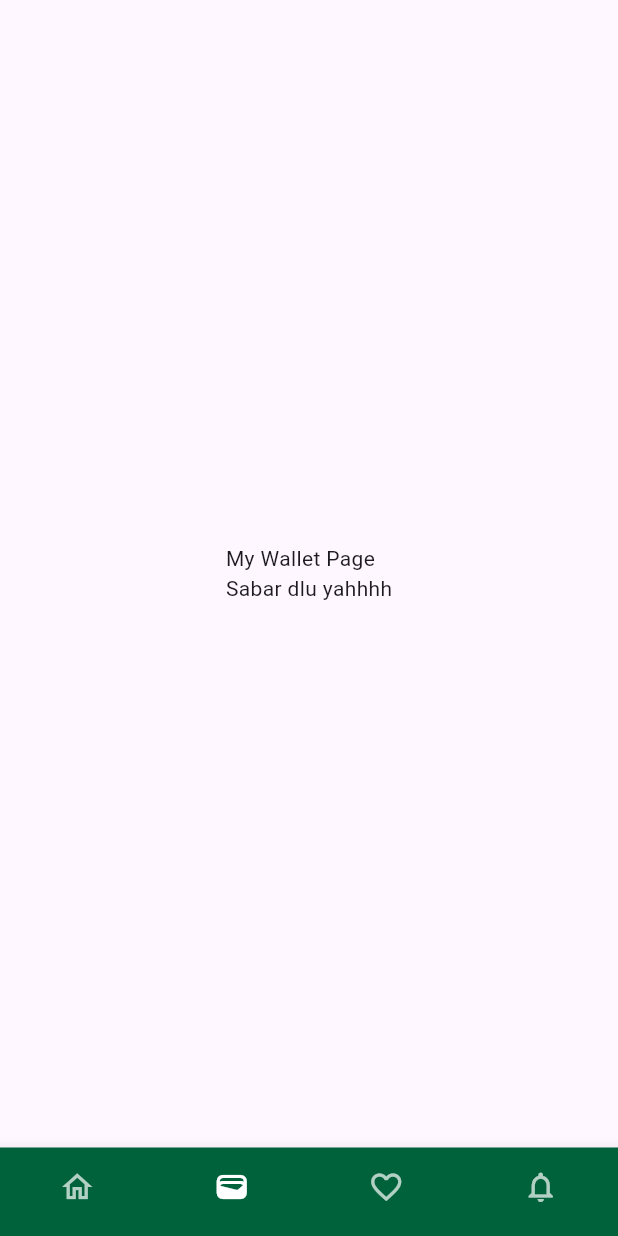
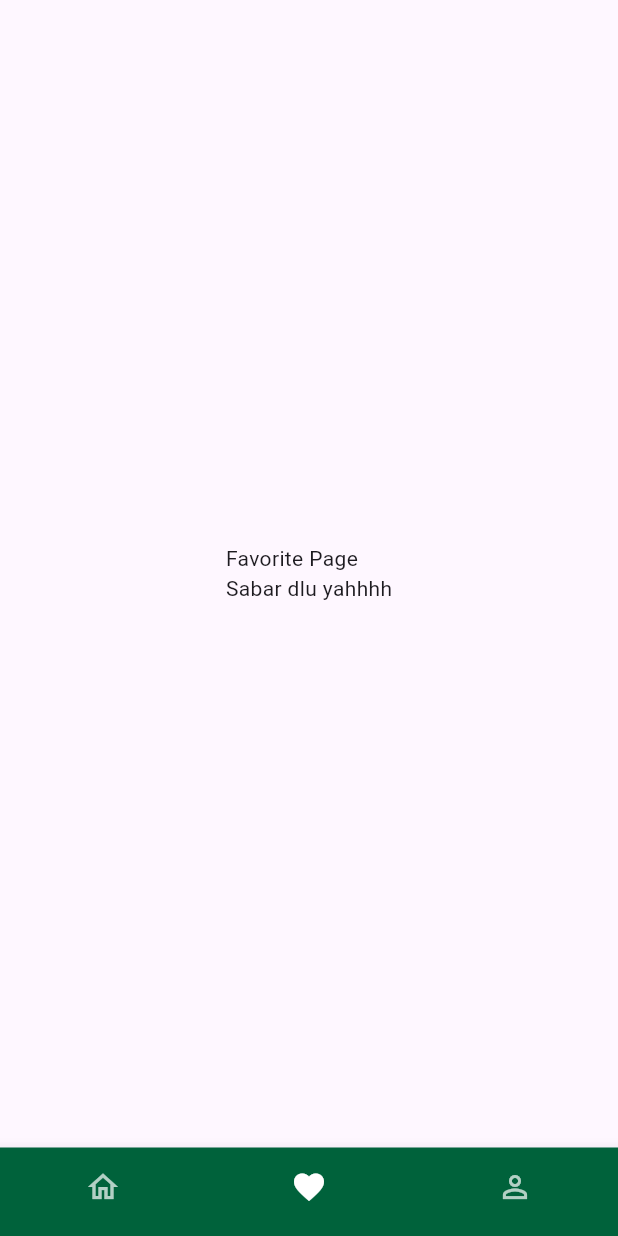
Before and after one commit to Mobile-Innovation-Laboratory/SG-Flutter, a Flutter app: the screen it shows after launch, item 2 of the bottom bar chosen, on a phone screen of 412 x 824 dp. Run offline on Flutter 3.47's test engine with Material 3 defaults, Android fonts, the phone set to English and light mode, and no system bars.

Commit message:
refactor: reduce bottom nav bar items to 3

```diff
--- a/lib/pages/dashboard_page.dart
+++ b/lib/pages/dashboard_page.dart
@@ -14,13 +14,10 @@ class _DashboardPageState extends State<DashboardPage> {
   final List<Widget> _pages = [
     const HomePage(),
     const Center(
-      child: Text('My Wallet Page \nSabar dlu yahhhh'),
-    ),
-    const Center(
       child: Text('Favorite Page \nSabar dlu yahhhh'),
     ),
     const Center(
-      child: Text('Notification Page \nSabar dlu yahhhh'),
+      child: Text('Ini ganti jadi profile aja yaaak'),
     ),
   ];
 
@@ -50,18 +47,13 @@ class _DashboardPageState extends State<DashboardPage> {
             label: '',
           ),
           BottomNavigationBarItem(
-            icon: Icon(Icons.wallet_outlined),
-            activeIcon: Icon(Icons.wallet),
-            label: '',
-          ),
-          BottomNavigationBarItem(
             icon: Icon(Icons.favorite_outline),
             activeIcon: Icon(Icons.favorite),
             label: '',
           ),
           BottomNavigationBarItem(
-            icon: Icon(Icons.notifications_outlined),
-            activeIcon: Icon(Icons.notifications),
+            icon: Icon(Icons.person_outline_outlined),
+            activeIcon: Icon(Icons.person),
             label: '',
           ),
         ],
```
